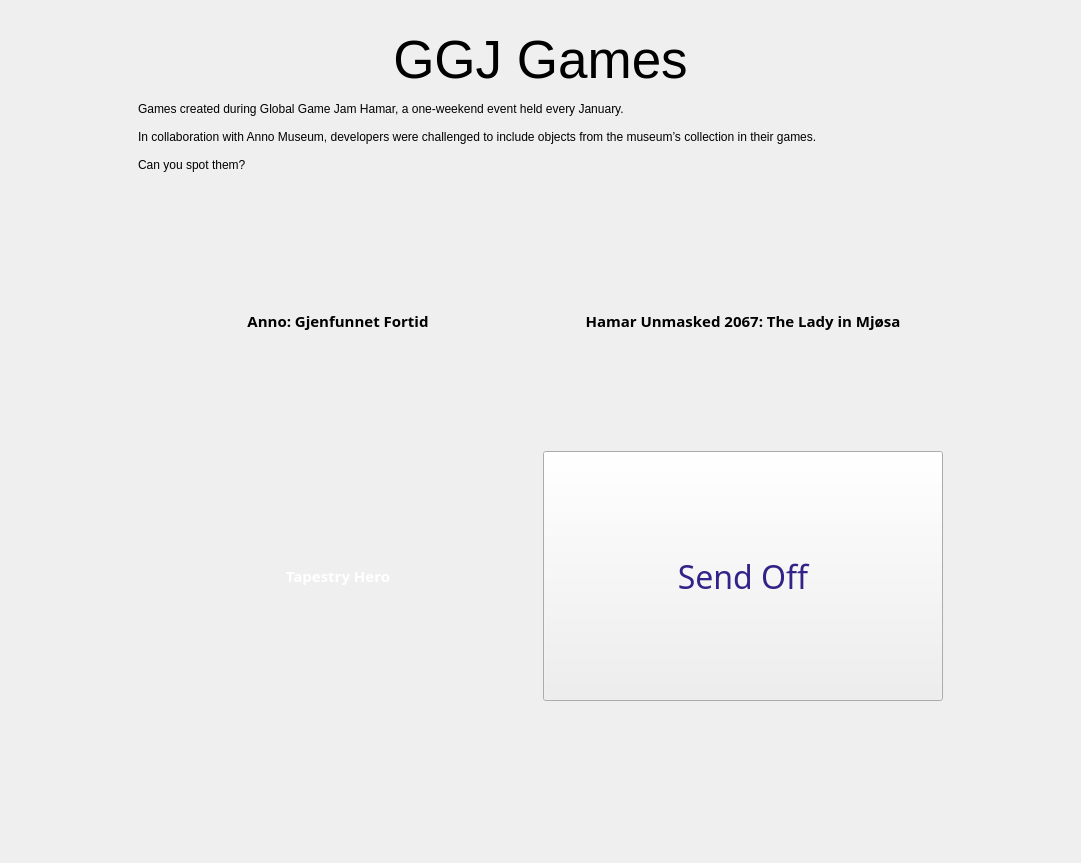
Before: the Qt Designer form widget.ui in AnetteRana/ExhibitLauncher, drawn with Qt 5.
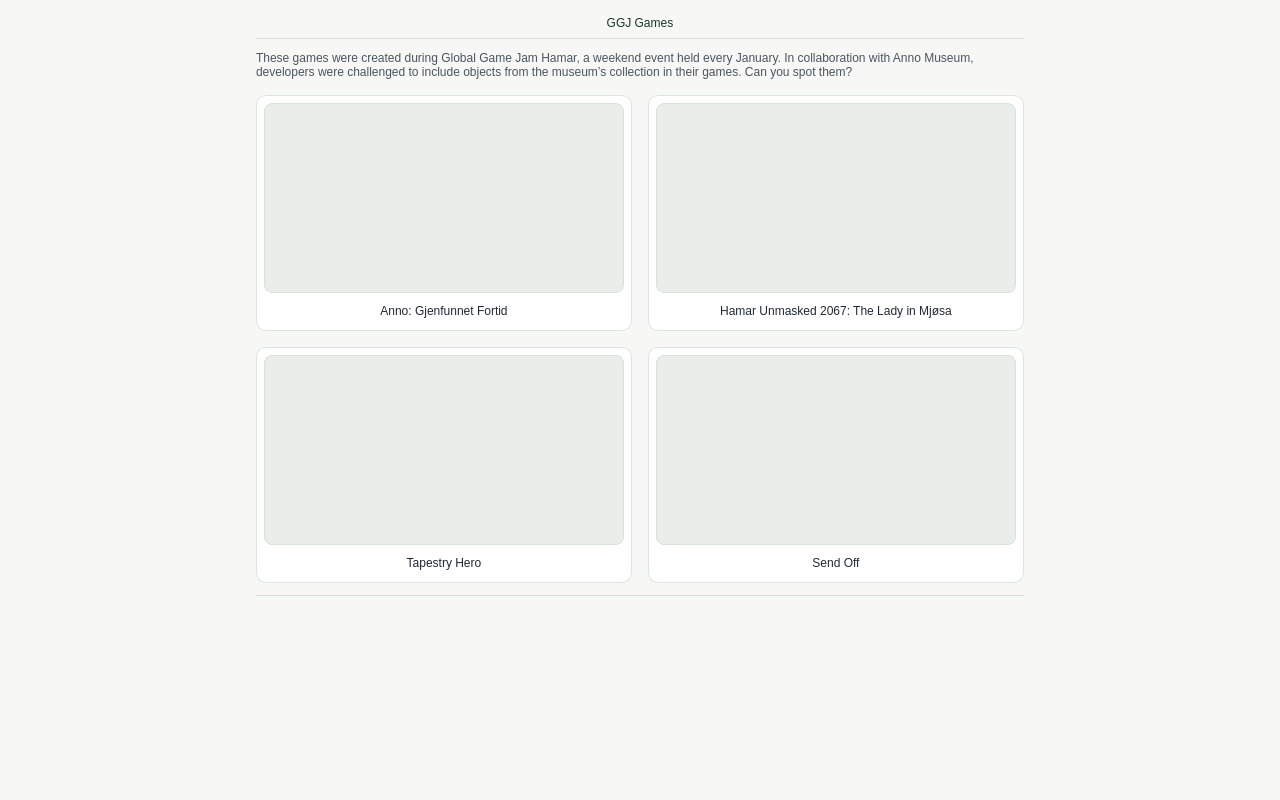
After: the same form once the commit is applied. Icons and pictures are not drawn.

Commit message: prettier design

Patch:
```diff
--- a/widget.ui
+++ b/widget.ui
@@ -6,8 +6,8 @@
    <rect>
     <x>0</x>
     <y>0</y>
-    <width>1081</width>
-    <height>863</height>
+    <width>1280</width>
+    <height>800</height>
    </rect>
   </property>
   <property name="sizePolicy">
@@ -19,8 +19,85 @@
   <property name="windowTitle">
    <string>Widget</string>
   </property>
-  <property name="layoutDirection">
-   <enum>Qt::LayoutDirection::LeftToRight</enum>
+  <property name="styleSheet">
+   <string notr="true">QWidget#Widget {
+    background-color: #F7F8F5;
+    color: #1F2933;
+    font-family: "Segoe UI";
+}
+
+QWidget#contentWidget {
+    background: transparent;
+}
+
+QLabel#title_label {
+    color: #173A2C;
+    font: 700 28pt "Segoe UI";
+}
+
+QLabel#infoText_label {
+    color: #4A5560;
+    font: 11pt "Segoe UI";
+}
+
+QFrame#titleDivider {
+    background-color: #D8E0D8;
+    min-height: 1px;
+    max-height: 1px;
+    border: none;
+}
+
+QFrame#titleDividerBottom {
+    background-color: #D8E0D8;
+    min-height: 1px;
+    max-height: 1px;
+    border: none;
+}
+
+QWidget#card_anno,
+QWidget#card_unmasked,
+QWidget#card_tapestry,
+QWidget#card_sendoff {
+    background-color: #FFFFFF;
+    border: 1px solid #DDE4DD;
+    border-radius: 10px;
+}
+
+QPushButton#pushButton_1,
+QPushButton#pushButton_2,
+QPushButton#pushButton_3,
+QPushButton#pushButton_4 {
+    background-color: #E9EEEA;
+    border: 1px solid #D8E0D8;
+    border-radius: 8px;
+    color: transparent;
+    padding: 0px;
+}
+
+QPushButton#pushButton_1:hover,
+QPushButton#pushButton_2:hover,
+QPushButton#pushButton_3:hover,
+QPushButton#pushButton_4:hover {
+    border: 2px solid #2E6B50;
+}
+
+QPushButton#pushButton_1:pressed,
+QPushButton#pushButton_2:pressed,
+QPushButton#pushButton_3:pressed,
+QPushButton#pushButton_4:pressed {
+    border: 2px solid #1F4D39;
+}
+
+QLabel#label_anno_title,
+QLabel#label_unmasked_title,
+QLabel#label_tapestry_title,
+QLabel#label_sendoff_title {
+    color: #1F2933;
+    font: 700 11pt "Segoe UI";
+    padding-left: 4px;
+    padding-right: 4px;
+    padding-bottom: 2px;
+}</string>
   </property>
   <layout class="QHBoxLayout" name="horizontalLayout">
    <property name="spacing">
@@ -48,7 +125,7 @@
      </property>
      <property name="sizeHint" stdset="0">
       <size>
-       <width>60</width>
+       <width>32</width>
        <height>20</height>
       </size>
      </property>
@@ -64,58 +141,93 @@
      </property>
      <property name="maximumSize">
       <size>
-       <width>1000</width>
+       <width>980</width>
        <height>16777215</height>
       </size>
      </property>
      <layout class="QVBoxLayout" name="verticalLayout_box">
       <property name="spacing">
-       <number>12</number>
+       <number>0</number>
       </property>
       <property name="leftMargin">
        <number>0</number>
       </property>
       <property name="topMargin">
-       <number>30</number>
+       <number>16</number>
       </property>
       <property name="rightMargin">
        <number>0</number>
       </property>
       <property name="bottomMargin">
-       <number>30</number>
+       <number>16</number>
       </property>
+
       <item>
        <widget class="QLabel" name="title_label">
-        <property name="enabled">
-         <bool>true</bool>
-        </property>
-        <property name="font">
-         <font>
-          <pointsize>40</pointsize>
-         </font>
-        </property>
         <property name="text">
          <string>GGJ Games</string>
         </property>
         <property name="alignment">
-         <set>Qt::AlignmentFlag::AlignCenter</set>
+         <set>Qt::AlignHCenter|Qt::AlignVCenter</set>
         </property>
        </widget>
       </item>
+
+      <item>
+       <spacer name="spacer_after_title">
+        <property name="orientation">
+         <enum>Qt::Vertical</enum>
+        </property>
+        <property name="sizeType">
+         <enum>QSizePolicy::Fixed</enum>
+        </property>
+        <property name="sizeHint" stdset="0">
+         <size>
+          <width>20</width>
+          <height>8</height>
+         </size>
+        </property>
+       </spacer>
+      </item>
+
+      <item>
+       <widget class="QFrame" name="titleDivider">
+        <property name="frameShape">
+         <enum>QFrame::NoFrame</enum>
+        </property>
+       </widget>
+      </item>
+
+      <item>
+       <spacer name="spacer_after_divider">
+        <property name="orientation">
+         <enum>Qt::Vertical</enum>
+        </property>
+        <property name="sizeType">
+         <enum>QSizePolicy::Fixed</enum>
+        </property>
+        <property name="sizeHint" stdset="0">
+         <size>
+          <width>20</width>
+          <height>12</height>
+         </size>
+        </property>
+       </spacer>
+      </item>
+
       <item>
        <widget class="QLabel" name="infoText_label">
-        <property name="enabled">
-         <bool>true</bool>
+        <property name="maximumSize">
+         <size>
+          <width>760</width>
+          <height>16777215</height>
+         </size>
         </property>
         <property name="text">
-         <string>Games created during Global Game Jam Hamar, a one-weekend event held every January.
-
-In collaboration with Anno Museum, developers were challenged to include objects from the museum’s collection in their games.
-
-Can you spot them?</string>
+         <string>These games were created during Global Game Jam Hamar, a weekend event held every January. In collaboration with Anno Museum, developers were challenged to include objects from the museum’s collection in their games. Can you spot them?</string>
         </property>
         <property name="alignment">
-         <set>Qt::AlignmentFlag::AlignLeading|Qt::AlignmentFlag::AlignLeft|Qt::AlignmentFlag::AlignTop</set>
+         <set>Qt::AlignLeft|Qt::AlignTop</set>
         </property>
         <property name="wordWrap">
          <bool>true</bool>
@@ -123,12 +235,29 @@
        </widget>
       </item>
       <item>
-       <layout class="QGridLayout" name="button_gridLayout" columnminimumwidth="0,0">
+       <spacer name="spacer_before_grid">
+        <property name="orientation">
+         <enum>Qt::Vertical</enum>
+        </property>
+        <property name="sizeType">
+         <enum>QSizePolicy::Fixed</enum>
+        </property>
+        <property name="sizeHint" stdset="0">
+         <size>
+          <width>20</width>
+          <height>16</height>
+         </size>
+        </property>
+       </spacer>
+      </item>
+
+      <item>
+       <layout class="QGridLayout" name="button_gridLayout">
         <property name="leftMargin">
          <number>0</number>
         </property>
         <property name="topMargin">
-         <number>12</number>
+         <number>0</number>
         </property>
         <property name="rightMargin">
          <number>0</number>
@@ -137,180 +266,276 @@
          <number>0</number>
         </property>
         <property name="horizontalSpacing">
-         <number>5</number>
+         <number>16</number>
         </property>
         <property name="verticalSpacing">
-         <number>5</number>
+         <number>16</number>
         </property>
+
         <item row="0" column="0">
-         <widget class="QPushButton" name="pushButton_1">
-          <property name="sizePolicy">
-           <sizepolicy hsizetype="Fixed" vsizetype="Fixed">
-            <horstretch>0</horstretch>
-            <verstretch>0</verstretch>
-           </sizepolicy>
-          </property>
-          <property name="minimumSize">
-           <size>
-            <width>400</width>
-            <height>250</height>
-           </size>
-          </property>
-          <property name="maximumSize">
-           <size>
-            <width>400</width>
-            <height>250</height>
-           </size>
-          </property>
-          <property name="font">
-           <font>
-            <family>Segoe Script</family>
-            <pointsize>11</pointsize>
-            <italic>false</italic>
-            <bold>true</bold>
-           </font>
-          </property>
-          <property name="styleSheet">
-           <string notr="true">QPushButton {
-    border: none;
+         <widget class="QWidget" name="card_anno" native="true">
+          <layout class="QVBoxLayout" name="verticalLayout_card_anno">
+           <property name="spacing">
+            <number>8</number>
+           </property>
+           <property name="leftMargin">
+            <number>8</number>
+           </property>
+           <property name="topMargin">
+            <number>8</number>
+           </property>
+           <property name="rightMargin">
+            <number>8</number>
+           </property>
+           <property name="bottomMargin">
+            <number>8</number>
+           </property>
+           <item>
+            <widget class="QPushButton" name="pushButton_1">
+             <property name="minimumSize">
+              <size>
+               <width>360</width>
+               <height>190</height>
+              </size>
+             </property>
+             <property name="maximumSize">
+              <size>
+               <width>360</width>
+               <height>190</height>
+              </size>
+             </property>
+             <property name="styleSheet">
+              <string notr="true">QPushButton#pushButton_1 {
     border-image: url(:/myResources/annoImage.png) 0 0 0 0 stretch stretch;
-    font: 700 11pt "Segoe Script";
-    color: rgb(0, 0, 0);
 }</string>
-          </property>
-          <property name="text">
-           <string>Anno: Gjenfunnet Fortid</string>
-          </property>
-          <property name="iconSize">
-           <size>
-            <width>20</width>
-            <height>20</height>
-           </size>
-          </property>
+             </property>
+             <property name="text">
+              <string/>
+             </property>
+            </widget>
+           </item>
+           <item>
+            <widget class="QLabel" name="label_anno_title">
+             <property name="text">
+              <string>Anno: Gjenfunnet Fortid</string>
+             </property>
+             <property name="alignment">
+              <set>Qt::AlignHCenter|Qt::AlignTop</set>
+             </property>
+             <property name="wordWrap">
+              <bool>true</bool>
+             </property>
+            </widget>
+           </item>
+          </layout>
          </widget>
         </item>
+
         <item row="0" column="1">
-         <widget class="QPushButton" name="pushButton_2">
-          <property name="sizePolicy">
-           <sizepolicy hsizetype="Fixed" vsizetype="Fixed">
-            <horstretch>0</horstretch>
-            <verstretch>0</verstretch>
-           </sizepolicy>
-          </property>
-          <property name="minimumSize">
-           <size>
-            <width>400</width>
-            <height>250</height>
-           </size>
-          </property>
-          <property name="maximumSize">
-           <size>
-            <width>400</width>
-            <height>250</height>
-           </size>
-          </property>
-          <property name="font">
-           <font>
-            <family>Segoe Script</family>
-            <pointsize>11</pointsize>
-            <italic>false</italic>
-            <bold>true</bold>
-           </font>
-          </property>
-          <property name="styleSheet">
-           <string notr="true">QPushButton {
-    border: none;
+         <widget class="QWidget" name="card_unmasked" native="true">
+          <layout class="QVBoxLayout" name="verticalLayout_card_unmasked">
+           <property name="spacing">
+            <number>8</number>
+           </property>
+           <property name="leftMargin">
+            <number>8</number>
+           </property>
+           <property name="topMargin">
+            <number>8</number>
+           </property>
+           <property name="rightMargin">
+            <number>8</number>
+           </property>
+           <property name="bottomMargin">
+            <number>8</number>
+           </property>
+           <item>
+            <widget class="QPushButton" name="pushButton_2">
+             <property name="minimumSize">
+              <size>
+               <width>360</width>
+               <height>190</height>
+              </size>
+             </property>
+             <property name="maximumSize">
+              <size>
+               <width>360</width>
+               <height>190</height>
+              </size>
+             </property>
+             <property name="styleSheet">
+              <string notr="true">QPushButton#pushButton_2 {
     border-image: url(:/myResources/HamarUnmasked2067_image.png) 0 0 0 0 stretch stretch;
-    font: 700 11pt "Segoe Script";
-    color: rgb(0, 0, 0);
 }</string>
-          </property>
-          <property name="text">
-           <string>Hamar Unmasked 2067: The Lady in Mjøsa</string>
-          </property>
+             </property>
+             <property name="text">
+              <string/>
+             </property>
+            </widget>
+           </item>
+           <item>
+            <widget class="QLabel" name="label_unmasked_title">
+             <property name="text">
+              <string>Hamar Unmasked 2067: The Lady in Mjøsa</string>
+             </property>
+             <property name="alignment">
+              <set>Qt::AlignHCenter|Qt::AlignTop</set>
+             </property>
+             <property name="wordWrap">
+              <bool>true</bool>
+             </property>
+            </widget>
+           </item>
+          </layout>
          </widget>
         </item>
+
         <item row="1" column="0">
-         <widget class="QPushButton" name="pushButton_3">
-          <property name="sizePolicy">
-           <sizepolicy hsizetype="Fixed" vsizetype="Fixed">
-            <horstretch>0</horstretch>
-            <verstretch>0</verstretch>
-           </sizepolicy>
-          </property>
-          <property name="minimumSize">
-           <size>
-            <width>400</width>
-            <height>250</height>
-           </size>
-          </property>
-          <property name="maximumSize">
-           <size>
-            <width>400</width>
-            <height>250</height>
-           </size>
-          </property>
-          <property name="font">
-           <font>
-            <family>Sugar Snow</family>
-            <pointsize>11</pointsize>
-            <italic>false</italic>
-            <bold>true</bold>
-           </font>
-          </property>
-          <property name="styleSheet">
-           <string notr="true">QPushButton {
-    border: none;
+         <widget class="QWidget" name="card_tapestry" native="true">
+          <layout class="QVBoxLayout" name="verticalLayout_card_tapestry">
+           <property name="spacing">
+            <number>8</number>
+           </property>
+           <property name="leftMargin">
+            <number>8</number>
+           </property>
+           <property name="topMargin">
+            <number>8</number>
+           </property>
+           <property name="rightMargin">
+            <number>8</number>
+           </property>
+           <property name="bottomMargin">
+            <number>8</number>
+           </property>
+           <item>
+            <widget class="QPushButton" name="pushButton_3">
+             <property name="minimumSize">
+              <size>
+               <width>360</width>
+               <height>190</height>
+              </size>
+             </property>
+             <property name="maximumSize">
+              <size>
+               <width>360</width>
+               <height>190</height>
+              </size>
+             </property>
+             <property name="styleSheet">
+              <string notr="true">QPushButton#pushButton_3 {
     border-image: url(:/myResources/TapestryHero_image.png) 0 0 0 0 stretch stretch;
-    font: 700 11pt "Sugar Snow";
-    color: rgb(255, 255, 255);
 }</string>
-          </property>
-          <property name="text">
-           <string>Tapestry Hero</string>
-          </property>
+             </property>
+             <property name="text">
+              <string/>
+             </property>
+            </widget>
+           </item>
+           <item>
+            <widget class="QLabel" name="label_tapestry_title">
+             <property name="text">
+              <string>Tapestry Hero</string>
+             </property>
+             <property name="alignment">
+              <set>Qt::AlignHCenter|Qt::AlignTop</set>
+             </property>
+             <property name="wordWrap">
+              <bool>true</bool>
+             </property>
+            </widget>
+           </item>
+          </layout>
          </widget>
         </item>
+
         <item row="1" column="1">
-         <widget class="QPushButton" name="pushButton_4">
-          <property name="sizePolicy">
-           <sizepolicy hsizetype="Fixed" vsizetype="Fixed">
-            <horstretch>0</horstretch>
-            <verstretch>0</verstretch>
-           </sizepolicy>
-          </property>
-          <property name="minimumSize">
-           <size>
-            <width>400</width>
-            <height>250</height>
-           </size>
-          </property>
-          <property name="maximumSize">
-           <size>
-            <width>400</width>
-            <height>250</height>
-           </size>
-          </property>
-          <property name="font">
-           <font>
-            <family>Sugar Snow</family>
-            <pointsize>24</pointsize>
-            <italic>false</italic>
-            <bold>false</bold>
-           </font>
-          </property>
-          <property name="styleSheet">
-           <string notr="true">background-image: url(:/myResources/SendOff_image.png);
-font: 24pt "Sugar Snow";
-color: rgb(50, 35, 136);</string>
-          </property>
-          <property name="text">
-           <string>Send Off</string>
-          </property>
+         <widget class="QWidget" name="card_sendoff" native="true">
+          <layout class="QVBoxLayout" name="verticalLayout_card_sendoff">
+           <property name="spacing">
+            <number>8</number>
+           </property>
+           <property name="leftMargin">
+            <number>8</number>
+           </property>
+           <property name="topMargin">
+            <number>8</number>
+           </property>
+           <property name="rightMargin">
+            <number>8</number>
+           </property>
+           <property name="bottomMargin">
+            <number>8</number>
+           </property>
+           <item>
+            <widget class="QPushButton" name="pushButton_4">
+             <property name="minimumSize">
+              <size>
+               <width>360</width>
+               <height>190</height>
+              </size>
+             </property>
+             <property name="maximumSize">
+              <size>
+               <width>360</width>
+               <height>190</height>
+              </size>
+             </property>
+             <property name="styleSheet">
+              <string notr="true">QPushButton#pushButton_4 {
+    border-image: url(:/myResources/SendOff_image.png) 0 0 0 0 stretch stretch;
+}</string>
+             </property>
+             <property name="text">
+              <string/>
+             </property>
+            </widget>
+           </item>
+           <item>
+            <widget class="QLabel" name="label_sendoff_title">
+             <property name="text">
+              <string>Send Off</string>
+             </property>
+             <property name="alignment">
+              <set>Qt::AlignHCenter|Qt::AlignTop</set>
+             </property>
+             <property name="wordWrap">
+              <bool>true</bool>
+             </property>
+            </widget>
+           </item>
+          </layout>
          </widget>
         </item>
+
        </layout>
       </item>
+
+      <item>
+       <spacer name="spacer_before_bottom_divider">
+        <property name="orientation">
+         <enum>Qt::Vertical</enum>
+        </property>
+        <property name="sizeType">
+         <enum>QSizePolicy::Fixed</enum>
+        </property>
+        <property name="sizeHint" stdset="0">
+         <size>
+          <width>20</width>
+          <height>12</height>
+         </size>
+        </property>
+       </spacer>
+      </item>
+
+      <item>
+       <widget class="QFrame" name="titleDividerBottom">
+        <property name="frameShape">
+         <enum>QFrame::NoFrame</enum>
+        </property>
+       </widget>
+      </item>
+
       <item>
        <spacer name="verticalSpacer_bottom">
         <property name="orientation">
@@ -322,7 +547,7 @@
         <property name="sizeHint" stdset="0">
          <size>
           <width>20</width>
-          <height>20</height>
+          <height>8</height>
          </size>
         </property>
        </spacer>
@@ -340,7 +565,7 @@
      </property>
      <property name="sizeHint" stdset="0">
       <size>
-       <width>60</width>
+       <width>32</width>
        <height>20</height>
       </size>
      </property>
```
Left out of the diff: 16 changed lines with no effect on the pictures.
